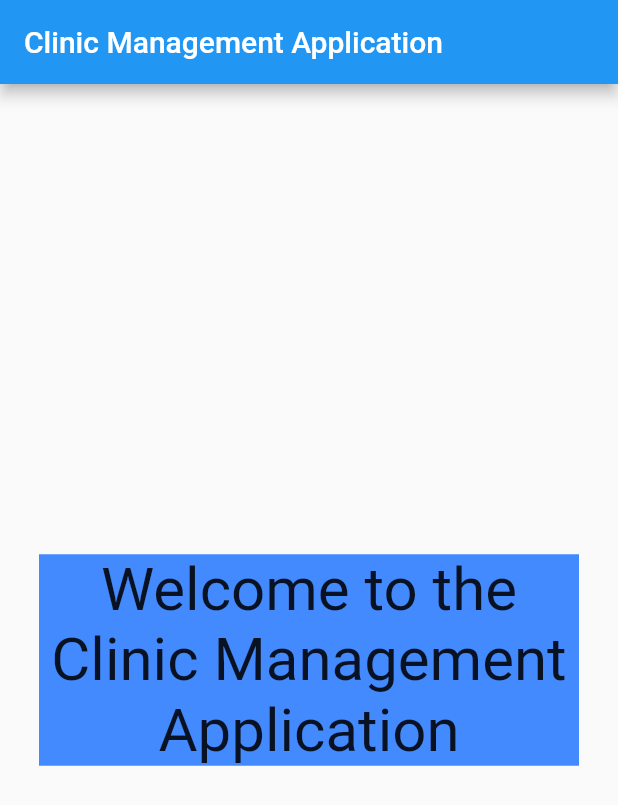
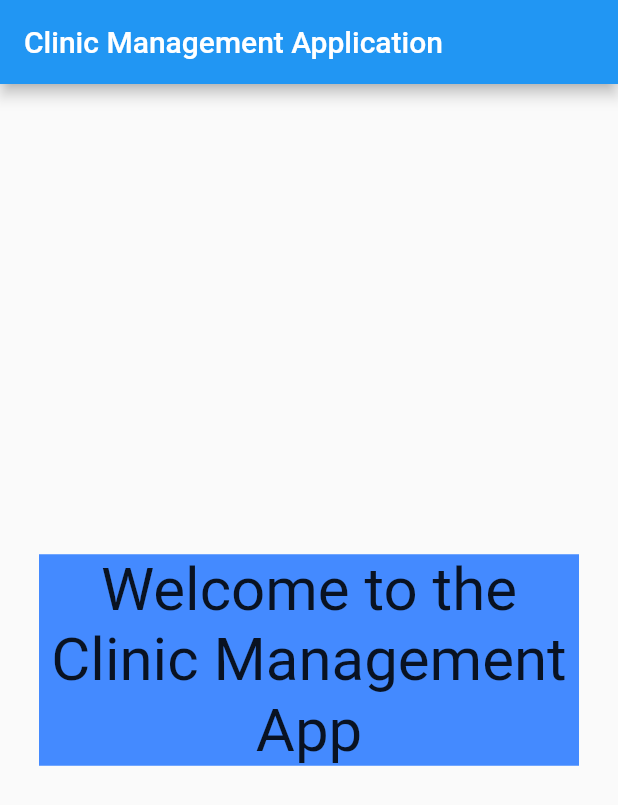
Before and after one commit to SibaGxolo/ClinicManagementApplication, a Flutter app: the screen it shows after launch, on a phone screen of 412 x 824 dp. Shown: the top 805 px of the screen. Run offline on Flutter 3.47's test engine with Material 2 defaults, Android fonts, the phone set to English and light mode, and no system bars.

Commit message:
2nd commit

```diff
--- a/lib/main.dart
+++ b/lib/main.dart
@@ -14,7 +14,7 @@ void main() {
             width: 360,
             color: Colors.blueAccent,
             child: Text(
-            'Welcome to the Clinic Management Application',
+            'Welcome to the Clinic Management App ',
             textAlign: TextAlign.center,
             style: TextStyle(fontSize: 40),
             ),
```
